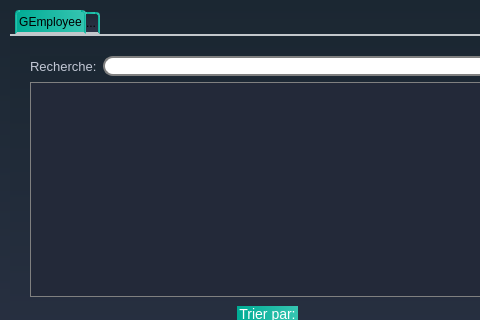
Old version of the form employee_interface/employee.ui in the repository snwxr/Dry_Cleaner_2A3; both pictures show x 0 to 480 and y 0 to 320 of the 979 by 538 pixel window.
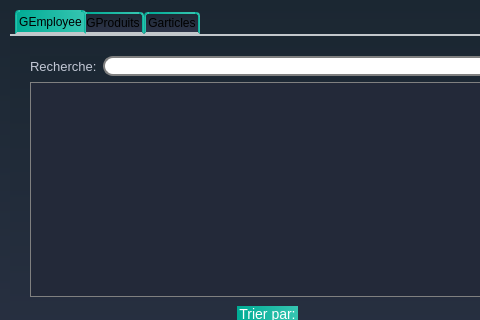
New version of the form. Icons and pictures are not drawn.

The edit to the form file:
```diff
--- a/employee_interface/employee.ui
+++ b/employee_interface/employee.ui
@@ -2605,7 +2605,12 @@
    </widget>
    <widget class="QWidget" name="tab_2">
     <attribute name="title">
-     <string>...</string>
+     <string>GProduits</string>
+    </attribute>
+   </widget>
+   <widget class="QWidget" name="tab_articles">
+    <attribute name="title">
+     <string>Garticles</string>
     </attribute>
    </widget>
   </widget>
```
Left out of the diff: 4 changed lines with no effect on the pictures.
